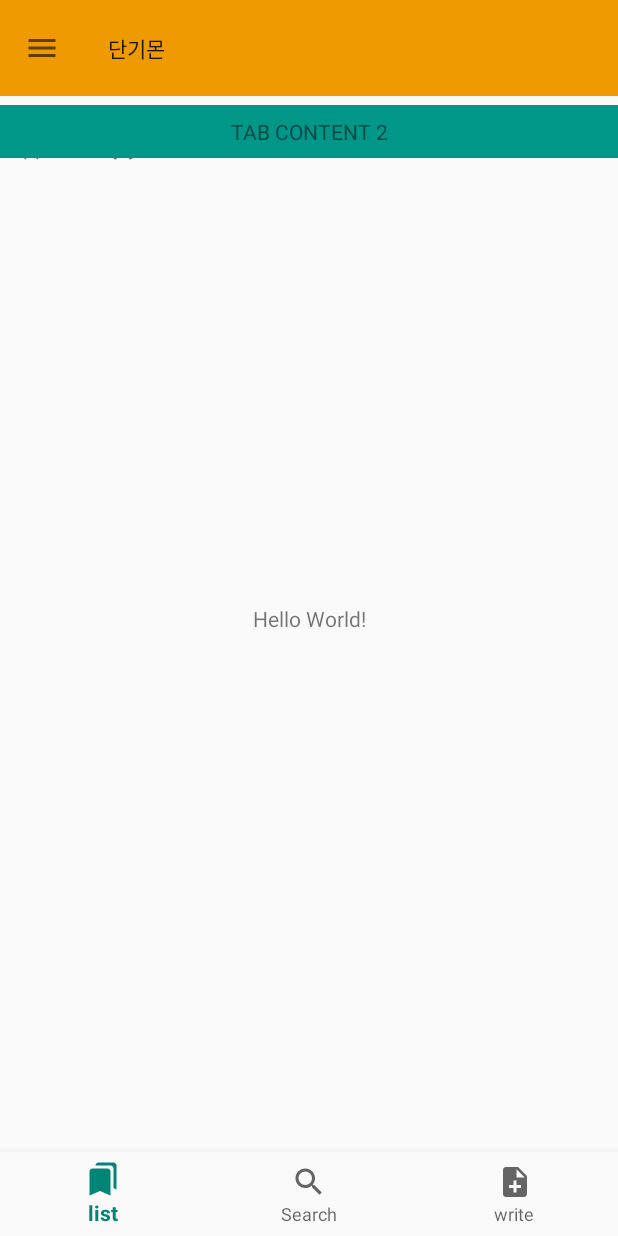
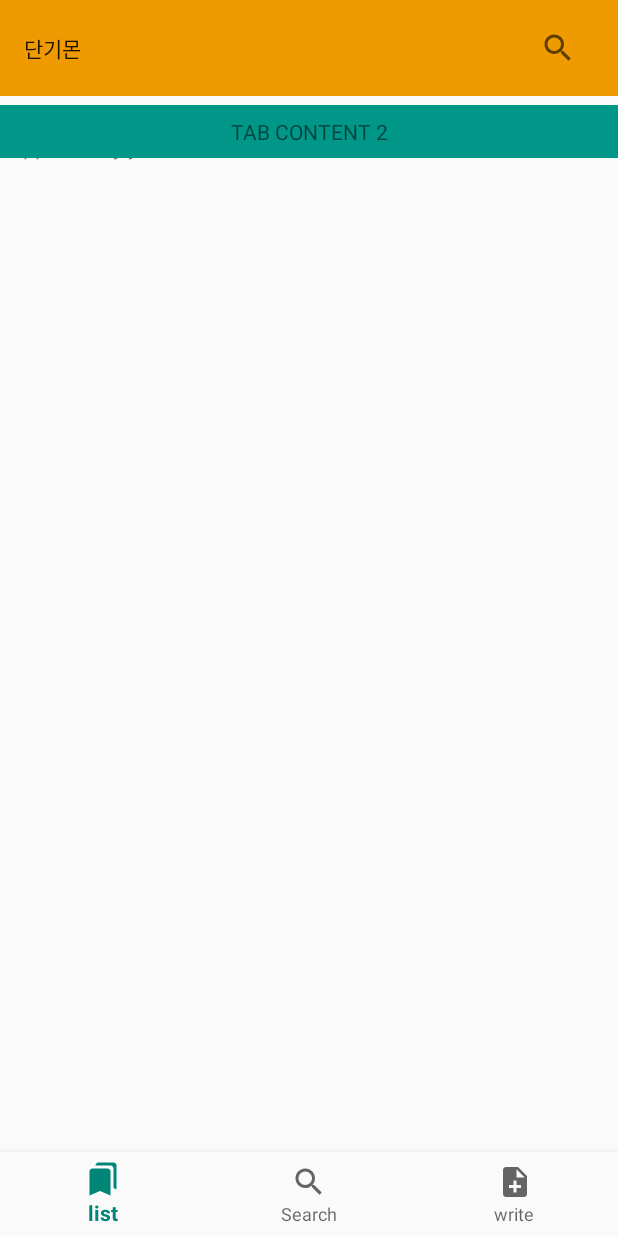
Before and after one commit to KimHeeil/OpenHack_15, an Android app: the screen it shows after launch (MainActivity), on a phone screen of 412 x 824 dp. Run offline under Robolectric (Android 15) with nearby library versions, the phone set to English and light mode, and no system bars.

Commit message:
검색창 구현

```diff
--- a/app/src/main/res/layout/activity_main.xml
+++ b/app/src/main/res/layout/activity_main.xml
@@ -68,24 +68,24 @@
 
 
     </TabHost>
-    <TextView
-        android:layout_width="wrap_content"
-        android:layout_height="wrap_content"
-        android:text="Hello World!"
-        app:layout_constraintBottom_toBottomOf="parent"
-        app:layout_constraintLeft_toLeftOf="parent"
-        app:layout_constraintRight_toRightOf="parent"
-        app:layout_constraintTop_toTopOf="parent" />
-
-
-
 
     <com.google.android.material.navigation.NavigationView
         android:layout_width="match_parent"
         android:layout_height="wrap_content"
         app:menu="@menu/menu"
         tools:ignore="MissingConstraints"
-        android:backgroundTint="#EF9A00"/>
+        android:backgroundTint="#EF9A00">
+    <!--    <TextView
+            android:layout_width="wrap_content"
+            android:layout_height="wrap_content"
+            android:text="단기몬"
+            android:layout_gravity="center"
+            android:id="@+id/toolbar_title"
+            android:textSize="20sp"
+            />-->
+    </com.google.android.material.navigation.NavigationView>
+
+
     <com.google.android.material.bottomnavigation.BottomNavigationView
         android:id="@+id/nav_view"
         android:layout_width="0dp"
--- a/app/src/main/res/menu/menu.xml
+++ b/app/src/main/res/menu/menu.xml
@@ -1,12 +1,11 @@
 <?xml version="1.0" encoding="utf-8"?>
 <menu xmlns:android="http://schemas.android.com/apk/res/android"
     xmlns:app="http://schemas.android.com/apk/res-auto">
+
     <item android:id="@+id/action_search"
-        android:orderInCategory="1"
-        android:icon="@drawable/ic_baseline_menu_24px"
-        app:iconTint="#008aff"
+        android:title="단기몬"
+        android:textSize="20sp"
         app:showAsAction="always"
-        android:title="단기몬" />
-
-
+        app:actionViewClass="android.widget.SearchView"
+        />
 </menu>
--- a/app/src/main/res/values/styles.xml
+++ b/app/src/main/res/values/styles.xml
@@ -6,6 +6,7 @@
         <item name="colorPrimary">@color/colorPrimary</item>
         <item name="colorPrimaryDark">@color/colorPrimaryDark</item>
         <item name="colorAccent">@color/colorAccent</item>
+
     </style>
 
     <style name="TabTheme" parent="Theme.AppCompat.Light.DarkActionBar">
@@ -20,4 +21,6 @@
     <style name="AppTheme.AppBarOverlay" parent="ThemeOverlay.AppCompat.Dark.ActionBar" />
 
     <style name="AppTheme.PopupOverlay" parent="ThemeOverlay.AppCompat.Light" />
+
+
 </resources>
```
Also changed, not shown: app/src/main/java/com/example/openhack/MainActivity.java (+56 -12 lines).
